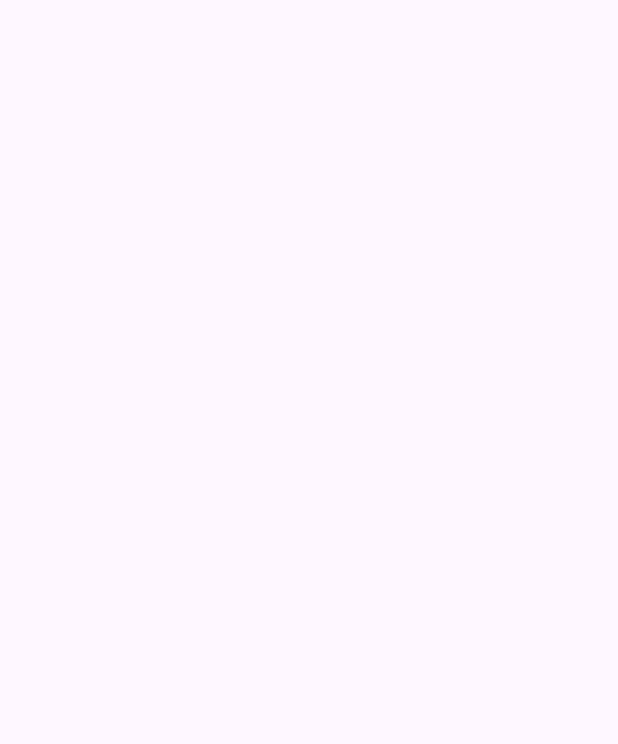
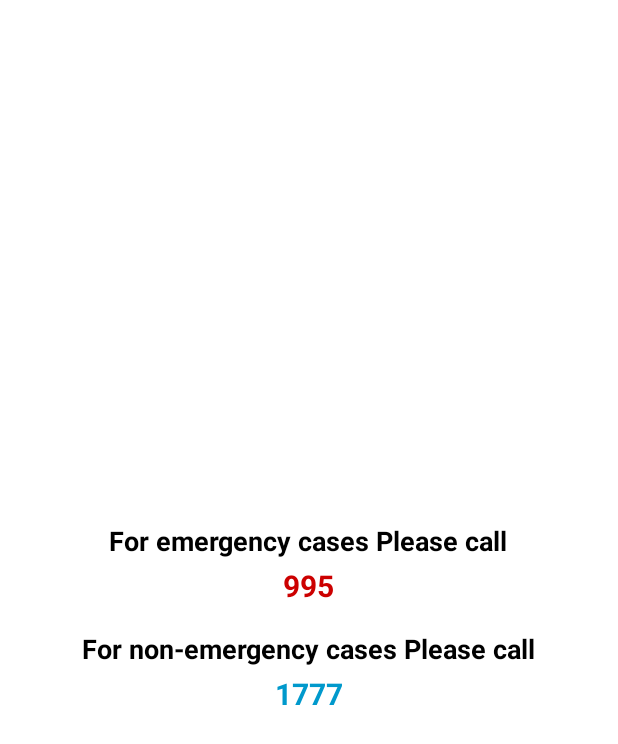
Before and after one commit to Darixion/MAD-ET0893, an Android app: the activity_resources screen opened directly, with no data from a screen before it, on a phone screen of 412 x 824 dp. Before the commit the part shown is empty. Shown: the top 744 px of the screen. Run offline under Robolectric (Android 15) with nearby library versions, the phone set to English and light mode, and no system bars.

Commit message:
Update activity_resources.xml
Add emergency and non-emergency hotline

```diff
--- a/src/main/res/layout/activity_resources.xml
+++ b/src/main/res/layout/activity_resources.xml
@@ -1,10 +1,52 @@
 <?xml version="1.0" encoding="utf-8"?>
-<androidx.constraintlayout.widget.ConstraintLayout
+<LinearLayout
     xmlns:android="http://schemas.android.com/apk/res/android"
-    xmlns:tools="http://schemas.android.com/tools"
-    xmlns:app="http://schemas.android.com/apk/res-auto"
     android:layout_width="match_parent"
     android:layout_height="match_parent"
-    tools:context=".activity_resources">
+    android:orientation="vertical"
+    android:padding="16dp"
+    android:gravity="center"
+    android:background="@android:color/white">
 
-  </androidx.constraintlayout.widget.ConstraintLayout>
+  <!-- Emergency Cases -->
+  <TextView
+      android:layout_width="wrap_content"
+      android:layout_height="wrap_content"
+      android:text="For emergency cases Please call"
+      android:textSize="18sp"
+      android:textColor="@android:color/black"
+      android:textStyle="bold"
+      android:paddingBottom="4dp"/>
+
+  <TextView
+      android:id="@+id/txt_emergency"
+      android:layout_width="wrap_content"
+      android:layout_height="wrap_content"
+      android:text="995"
+      android:textSize="20sp"
+      android:textColor="@android:color/holo_red_dark"
+      android:textStyle="bold"
+      android:clickable="true"
+      android:paddingBottom="16dp"/>
+
+  <!-- Non-Emergency Cases -->
+  <TextView
+      android:layout_width="wrap_content"
+      android:layout_height="wrap_content"
+      android:text="For non-emergency cases Please call"
+      android:textSize="18sp"
+      android:textColor="@android:color/black"
+      android:textStyle="bold"
+      android:paddingBottom="4dp"/>
+
+  <TextView
+      android:id="@+id/txt_non_emergency"
+      android:layout_width="wrap_content"
+      android:layout_height="wrap_content"
+      android:text="1777"
+      android:textSize="20sp"
+      android:textColor="@android:color/holo_blue_dark"
+      android:textStyle="bold"
+      android:clickable="true"/>
+
+</LinearLayout>
```
